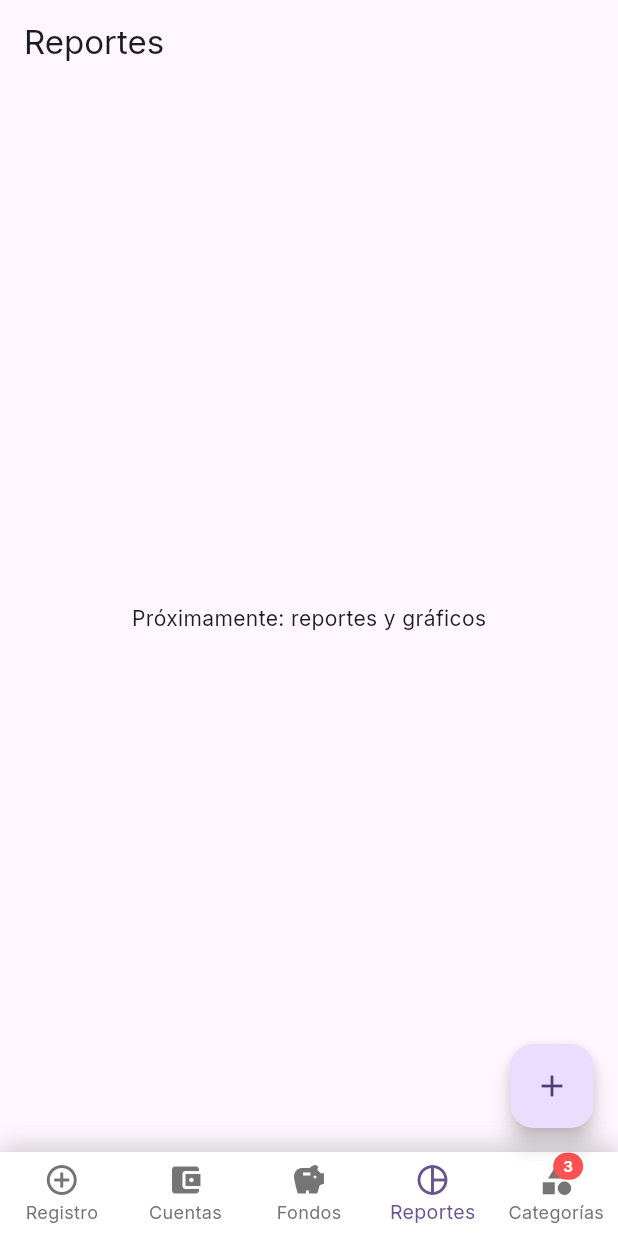
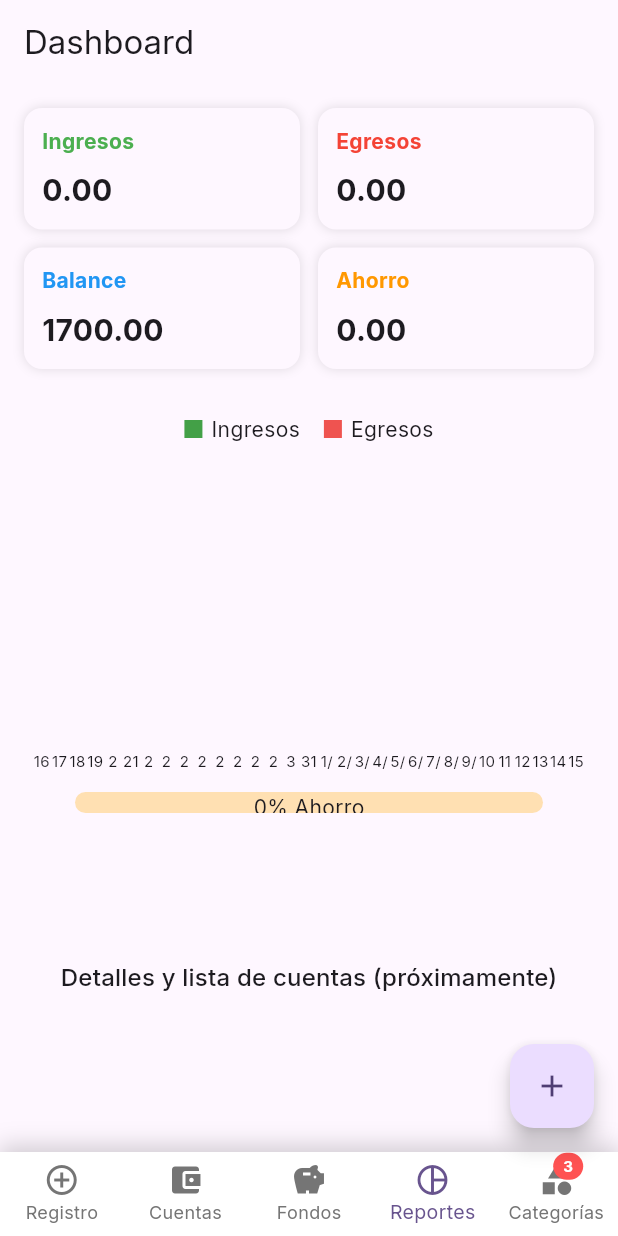
Before and after one commit to pablez/EkekoCash, a Flutter app: the screen it shows after launch, item 4 of the bottom bar chosen, on a phone screen of 412 x 824 dp. Run offline on Flutter 3.47's test engine with Material 3 defaults, Android fonts, the phone set to English and light mode, and no system bars; drawn by our look-alikes of percent_indicator; our stand-ins replace flutter_riverpod, flutter_slidable, flutter_svg, google_fonts, lottie, sqflite; accounts and stored records are empty.

Commit message:
fix(chart): layout legend and labels + add dashboard chart tests

```diff
--- /dev/null
+++ b/flutter_application_1/lib/domain/models/daily_bucket.dart
@@ -0,0 +1,7 @@
+class DailyBucket {
+  final DateTime date;
+  final double ingresos;
+  final double egresos;
+
+  DailyBucket({required this.date, required this.ingresos, required this.egresos});
+}
--- /dev/null
+++ b/flutter_application_1/lib/presentation/screens/dashboard_screen.dart
@@ -0,0 +1,233 @@
+import 'package:flutter/material.dart';
+import 'package:flutter_riverpod/flutter_riverpod.dart';
+import 'package:percent_indicator/percent_indicator.dart';
+
+import '../../domain/models/dashboard_kpis.dart';
+import '../../domain/models/daily_bucket.dart';
+import '../../domain/usecases/get_dashboard_kpis_usecase.dart';
+import '../../app_providers.dart';
+
+final dashboardKpisProvider = FutureProvider.autoDispose<DashboardKpis>((ref) async {
+  final transRepo = ref.read(transaccionRepositoryProvider);
+  final cuentaRepo = ref.read(cuentaRepositoryProvider);
+  final fondoRepo = ref.read(fondoRepositoryProvider);
+  final usecase = GetDashboardKpisUseCase(transRepo, cuentaRepo, fondoRepo);
+  final to = DateTime.now();
+  final from = to.subtract(const Duration(days: 30));
+  return usecase.execute(from: from, to: to);
+});
+
+final dashboardSeriesProvider = FutureProvider.autoDispose<List<DailyBucket>>((ref) async {
+  final transRepo = ref.read(transaccionRepositoryProvider);
+  final cuentaRepo = ref.read(cuentaRepositoryProvider);
+  final fondoRepo = ref.read(fondoRepositoryProvider);
+  final usecase = GetDashboardKpisUseCase(transRepo, cuentaRepo, fondoRepo);
+  final to = DateTime.now();
+  final from = to.subtract(const Duration(days: 30));
+  return usecase.getDailySeries(from: from, to: to);
+});
+
+class DashboardScreen extends ConsumerWidget {
+  const DashboardScreen({super.key});
+
+  @override
+  Widget build(BuildContext context, WidgetRef ref) {
+    final kpisAsync = ref.watch(dashboardKpisProvider);
+
+    return Scaffold(
+      appBar: AppBar(title: const Text('Dashboard')),
+      body: kpisAsync.when(
+        data: (k) => Padding(
+          padding: const EdgeInsets.all(16.0),
+          child: Column(
+            crossAxisAlignment: CrossAxisAlignment.stretch,
+            children: [
+              Row(children: [
+                Expanded(child: _KpiCard(title: 'Ingresos', value: k.totalIngresos, color: Colors.green)),
+                const SizedBox(width: 12),
+                Expanded(child: _KpiCard(title: 'Egresos', value: k.totalEgresos, color: Colors.red)),
+              ]),
+              const SizedBox(height: 12),
+              Row(children: [
+                Expanded(child: _KpiCard(title: 'Balance', value: k.totalBalance, color: Colors.blue)),
+                const SizedBox(width: 12),
+                Expanded(child: _KpiCard(title: 'Ahorro', value: k.ahorroAsignado, color: Colors.orange)),
+              ]),
+              const SizedBox(height: 18),
+              const SizedBox(height: 12),
+              SizedBox(height: 240, child: _IncomeExpenseBarChart()),
+              const SizedBox(height: 12),
+              Center(child: _AhorroIndicator()),
+              const SizedBox(height: 8),
+              Expanded(child: Center(child: Text('Detalles y lista de cuentas (próximamente)', style: Theme.of(context).textTheme.titleMedium))),
+            ],
+          ),
+        ),
+        loading: () => const Center(child: CircularProgressIndicator()),
+        error: (_, __) => const Center(child: Text('Error cargando KPIs')),
+      ),
+    );
+  }
+}
+
+class _KpiCard extends StatelessWidget {
+  final String title;
+  final double value;
+  final Color color;
+  const _KpiCard({required this.title, required this.value, required this.color});
+
+  @override
+  Widget build(BuildContext context) {
+    return Container(
+      padding: const EdgeInsets.all(12),
+      decoration: BoxDecoration(color: Theme.of(context).cardColor, borderRadius: BorderRadius.circular(12), boxShadow: [BoxShadow(color: Colors.black12, blurRadius: 6)]),
+      child: Column(crossAxisAlignment: CrossAxisAlignment.start, children: [
+        Text(title, style: TextStyle(color: color, fontWeight: FontWeight.bold)),
+        const SizedBox(height: 8),
+        Text(value.toStringAsFixed(2), style: const TextStyle(fontSize: 20, fontWeight: FontWeight.w700)),
+      ]),
+    );
+  }
+}
+
+class _IncomeExpenseBarChart extends ConsumerWidget {
+  @override
+  Widget build(BuildContext context, WidgetRef ref) {
+    final seriesAsync = ref.watch(dashboardSeriesProvider);
+    return seriesAsync.when(
+      data: (series) {
+        if (series.isEmpty) return const Center(child: Text('No hay datos'));
+        // Simple custom stacked bar chart using Containers for compatibility in tests.
+        final maxValue = series.fold<double>(0.0, (s, d) => s > (d.ingresos + d.egresos) ? s : (d.ingresos + d.egresos));
+        return Padding(
+          padding: const EdgeInsets.symmetric(horizontal: 6.0),
+          child: LayoutBuilder(builder: (context, constraints) {
+            // Use available height to compute pixel heights and avoid multiplying
+            // Infinity by 0.0 (which produces NaN). Provide a safe fallback.
+            final availableHeight = (constraints.maxHeight.isFinite && constraints.maxHeight > 0)
+                ? constraints.maxHeight
+                : 200.0;
+            // Build legend + chart + x-axis labels inside a constrained box
+            const legendHeight = 20.0;
+            const labelsHeight = 18.0;
+            final barsAreaHeight = (availableHeight - legendHeight - labelsHeight - 8.0).clamp(0.0, availableHeight);
+
+            return SizedBox(
+              height: availableHeight,
+              child: Column(
+                mainAxisSize: MainAxisSize.max,
+                mainAxisAlignment: MainAxisAlignment.end,
+                children: [
+                  // Legend (fixed height)
+                  SizedBox(
+                    height: legendHeight,
+                    child: Padding(
+                      padding: const EdgeInsets.symmetric(horizontal: 6.0),
+                      child: Row(
+                        mainAxisAlignment: MainAxisAlignment.center,
+                        children: [
+                          Row(children: [Container(width: 12, height: 12, color: Colors.green.shade600), const SizedBox(width: 6), const Text('Ingresos')]),
+                          const SizedBox(width: 16),
+                          Row(children: [Container(width: 12, height: 12, color: Colors.red.shade400), const SizedBox(width: 6), const Text('Egresos')]),
+                        ],
+                      ),
+                    ),
+                  ),
+
+                  // Chart bars (expand to remaining space)
+                  Expanded(
+                    child: Row(
+                      crossAxisAlignment: CrossAxisAlignment.end,
+                      children: series.asMap().entries.map((entry) {
+                        final idx = entry.key;
+                        final d = entry.value;
+                        final total = d.ingresos + d.egresos;
+                        final totalFactor = maxValue > 0 ? total / maxValue : 0.0;
+                        final egFactor = maxValue > 0 ? (d.egresos / maxValue) : 0.0;
+                        final ingFactor = maxValue > 0 ? (d.ingresos / maxValue) : 0.0;
+                        final barTotalHeight = (totalFactor * barsAreaHeight).clamp(0.0, barsAreaHeight);
+                        final ingHeightPx = (ingFactor * barsAreaHeight).clamp(0.0, barsAreaHeight);
+                        final egHeightPx = (egFactor * barsAreaHeight).clamp(0.0, barsAreaHeight);
+
+                        return Expanded(
+                          child: Padding(
+                            padding: const EdgeInsets.symmetric(horizontal: 2.0),
+                            child: Column(
+                              mainAxisAlignment: MainAxisAlignment.end,
+                              children: [
+                                TweenAnimationBuilder<double>(
+                                  tween: Tween(begin: 0.0, end: barTotalHeight),
+                                  duration: Duration(milliseconds: 400 + (idx * 20)),
+                                  builder: (context, animatedHeight, child) {
+                                    final ingAnimated = (barTotalHeight > 0) ? (ingHeightPx / barTotalHeight) * animatedHeight : 0.0;
+                                    final egAnimated = (barTotalHeight > 0) ? (egHeightPx / barTotalHeight) * animatedHeight : 0.0;
+                                    return SizedBox(
+                                      height: animatedHeight,
+                                      width: double.infinity,
+                                      child: Column(
+                                        mainAxisAlignment: MainAxisAlignment.end,
+                                        children: [
+                                          SizedBox(height: ingAnimated, width: double.infinity, child: Container(color: Colors.green.shade600)),
+                                          SizedBox(height: egAnimated, width: double.infinity, child: Container(color: Colors.red.shade400)),
+                                        ],
+                                      ),
+                                    );
+                                  },
+                                ),
+                                const SizedBox(height: 4),
+                              ],
+                            ),
+                          ),
+                        );
+                      }).toList(),
+                    ),
+                  ),
+
+                  // X-axis labels (fixed height)
+                  SizedBox(
+                    height: labelsHeight,
+                    child: Padding(
+                      padding: const EdgeInsets.only(top: 2.0),
+                      child: Row(
+                        children: series.map((d) {
+                          return Expanded(child: Text('${d.date.day}/${d.date.month}', textAlign: TextAlign.center, style: const TextStyle(fontSize: 10)));
+                        }).toList(),
+                      ),
+                    ),
+                  ),
+                ],
+              ),
+            );
+          }),
+        );
+      },
+      loading: () => const Center(child: CircularProgressIndicator()),
+      error: (_, __) => const Center(child: Text('Error cargando series')),
+    );
+  }
+}
+
+class _AhorroIndicator extends ConsumerWidget {
+  @override
+  Widget build(BuildContext context, WidgetRef ref) {
+    final kpisAsync = ref.watch(dashboardKpisProvider);
+    return kpisAsync.when(
+      data: (k) {
+        final percent = k.totalMetaFondos > 0 ? (k.ahorroAsignado / k.totalMetaFondos).clamp(0.0, 1.0) : 0.0;
+        return Padding(
+          padding: const EdgeInsets.symmetric(horizontal: 24.0),
+          child: LinearPercentIndicator(
+            lineHeight: 14.0,
+            percent: percent,
+            center: Text('${(percent * 100).toStringAsFixed(0)}% Ahorro'),
+            progressColor: Colors.orange,
+            backgroundColor: Colors.orange.shade100,
+            barRadius: const Radius.circular(8),
+          ),
+        );
+      },
+      loading: () => const SizedBox.shrink(),
+      error: (_, __) => const SizedBox.shrink(),
+    );
+  }
+}
--- a/flutter_application_1/lib/presentation/screens/home_screen.dart
+++ b/flutter_application_1/lib/presentation/screens/home_screen.dart
@@ -3,6 +3,7 @@ import 'package:flutter_riverpod/flutter_riverpod.dart';
 import 'registro_rapido_screen.dart';
 import 'fondos_screen.dart';
 import 'categorias_screen.dart';
+import 'dashboard_screen.dart';
 import '../../app_providers.dart';
 
 class HomeScreen extends ConsumerStatefulWidget {
@@ -21,11 +22,11 @@ class _HomeScreenState extends ConsumerState<HomeScreen> {
 
   @override
   Widget build(BuildContext context) {
-    final pages = <Widget>[
+      final pages = <Widget>[
       const RegistroRapidoScreen(),
       _CuentasPage(),
       const FondosScreen(),
-      const _ReportesPage(),
+      const DashboardScreen(),
       const CategoriasScreen(),
     ];
 
@@ -131,14 +132,4 @@ class _CuentasPage extends ConsumerWidget {
   }
 }
 
-class _ReportesPage extends StatelessWidget {
-  const _ReportesPage();
-
-  @override
-  Widget build(BuildContext context) {
-    return Scaffold(
-      appBar: AppBar(title: const Text('Reportes')),
-      body: const Center(child: Text('Próximamente: reportes y gráficos')),
-    );
-  }
-}
+// Reportes page replaced by DashboardScreen
--- a/flutter_application_1/pubspec.yaml
+++ b/flutter_application_1/pubspec.yaml
@@ -41,6 +41,7 @@ dependencies:
   lottie: ^2.4.0
   flutter_slidable: ^4.0.3
   google_fonts: ^5.0.0
+  percent_indicator: ^4.2.2
 
 dev_dependencies:
   flutter_test:
```
Also changed, not shown: flutter_application_1/lib/domain/models/dashboard_kpis.dart (added, +15 -0 lines), flutter_application_1/lib/domain/usecases/get_dashboard_kpis_usecase.dart (added, +77 -0 lines), flutter_application_1/lib/presentation/screens/registro_rapido_screen.dart (+35 -31 lines), flutter_application_1/pubspec.lock, 3 other files.
